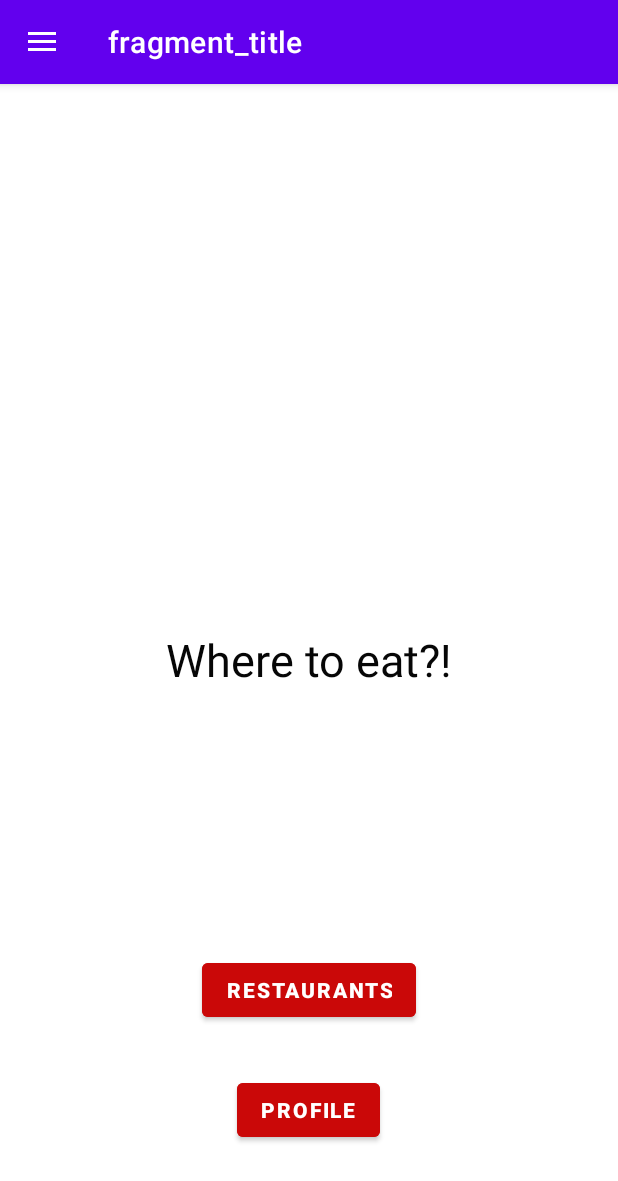
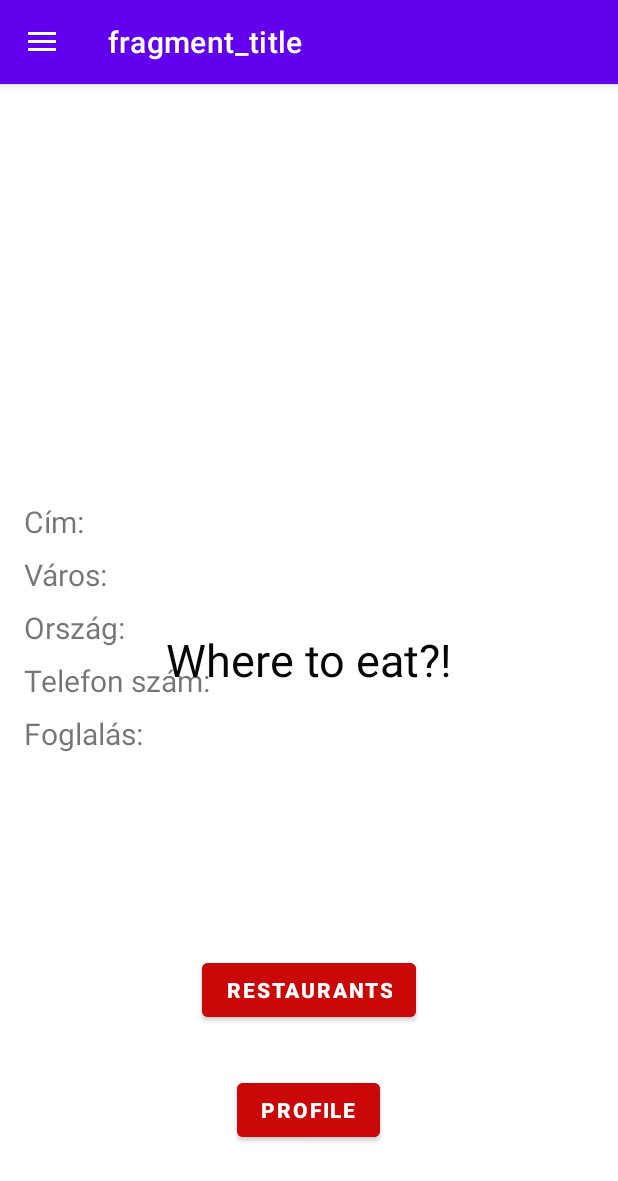
Before and after one commit to benedek1239/Android, an Android app: the fragment DetailFragment placed in its activity, on a phone screen of 412 x 824 dp. Shown: the top 1181 px of the screen. Run offline under Robolectric (Android 15) with nearby library versions, the phone set to English and light mode, and no system bars; our stand-ins replace data binding, navigation-ui; pictures from the network do not load; 1 statement that could not run was skipped.

Commit message:
restaurant detail design updated

```diff
--- a/Project/app/src/main/res/layout/restaurant_detail.xml
+++ b/Project/app/src/main/res/layout/restaurant_detail.xml
@@ -22,9 +22,9 @@
             android:padding="16dp">
 
             <ImageView
-                android:id="@+id/main_photo_image"
+                android:id="@+id/restaurant_detail_image"
                 android:layout_width="0dp"
-                android:layout_height="266dp"
+                android:layout_height="200dp"
                 android:scaleType="centerCrop"
                 app:imageUrl="@{viewModel.selectedProperty.imageUrl}"
                 app:layout_constraintEnd_toEndOf="parent"
@@ -32,28 +32,123 @@
                 app:layout_constraintTop_toTopOf="parent" />
 
             <TextView
-                android:id="@+id/property_type_text"
+                android:id="@+id/restaurant_detail_name"
                 android:layout_width="wrap_content"
                 android:layout_height="wrap_content"
                 android:layout_marginTop="16dp"
                 android:text="@{viewModel.selectedProperty.name}"
-                android:textColor="#de000000"
-                android:textSize="39sp"
+                android:textSize="28sp"
+                android:textColor="#ebca0707"
                 app:layout_constraintStart_toStartOf="parent"
-                app:layout_constraintTop_toBottomOf="@+id/main_photo_image"
+                app:layout_constraintTop_toBottomOf="@+id/restaurant_detail_image"
                 tools:text="Restaurant name" />
 
             <TextView
-                android:id="@+id/price_value_text"
+                android:id="@+id/restaurant_detail_address_title"
                 android:layout_width="wrap_content"
                 android:layout_height="wrap_content"
+                android:text="Cím: "
+                android:textSize="20sp"
                 android:layout_marginTop="8dp"
+                app:layout_constraintStart_toStartOf="parent"
+                app:layout_constraintTop_toBottomOf="@+id/restaurant_detail_name" />
+
+            <TextView
+                android:id="@+id/restaurant_detail_address"
+                android:layout_width="wrap_content"
+                android:layout_height="wrap_content"
                 android:text="@{viewModel.selectedProperty.address}"
-                android:textColor="#de000000"
+                android:layout_marginTop="8dp"
                 android:textSize="20sp"
+                app:layout_constraintStart_toEndOf="@+id/restaurant_detail_address_title"
+                app:layout_constraintTop_toBottomOf="@+id/restaurant_detail_name"
+                tools:text="Address" />
+
+            <TextView
+                android:id="@+id/restaurant_detail_city_title"
+                android:layout_width="wrap_content"
+                android:layout_height="wrap_content"
+                android:text="Város: "
+                android:textSize="20sp"
+                android:layout_marginTop="8dp"
                 app:layout_constraintStart_toStartOf="parent"
-                app:layout_constraintTop_toBottomOf="@+id/property_type_text"
-                tools:text="Adress" />
+                app:layout_constraintTop_toBottomOf="@+id/restaurant_detail_address"/>
+
+            <TextView
+                android:id="@+id/restaurant_detail_city"
+                android:layout_width="wrap_content"
+                android:layout_height="wrap_content"
+                android:text="@{viewModel.selectedProperty.city}"
+                android:layout_marginTop="8dp"
+                android:textSize="20sp"
+                app:layout_constraintStart_toEndOf="@+id/restaurant_detail_city_title"
+                app:layout_constraintTop_toBottomOf="@+id/restaurant_detail_address"
+                tools:text="City: " />
+
+            <TextView
+                android:id="@+id/restaurant_detail_country_title"
+                android:layout_width="wrap_content"
+                android:layout_height="wrap_content"
+                android:text="Ország: "
+                android:textSize="20sp"
+                android:layout_marginTop="8dp"
+                app:layout_constraintStart_toStartOf="parent"
+                app:layout_constraintTop_toBottomOf="@+id/restaurant_detail_city"/>
+
+            <TextView
+                android:id="@+id/restaurant_detail_country"
+                android:layout_width="wrap_content"
+                android:layout_height="wrap_content"
+                android:text="@{viewModel.selectedProperty.country}"
+                android:layout_marginTop="8dp"
+                android:textSize="20sp"
+                app:layout_constraintStart_toEndOf="@+id/restaurant_detail_country_title"
+                app:layout_constraintTop_toBottomOf="@+id/restaurant_detail_city"
+                tools:text="Country" />
+
+            <TextView
+                android:id="@+id/restaurant_detail_phone_title"
+                android:layout_width="wrap_content"
+                android:layout_height="wrap_content"
+                android:text="Telefon szám: "
+                android:textSize="20sp"
+                android:layout_marginTop="8dp"
+                app:layout_constraintStart_toStartOf="parent"
+                app:layout_constraintTop_toBottomOf="@+id/restaurant_detail_country"/>
+
+            <TextView
+                android:id="@+id/restaurant_detail_phone"
+                android:layout_width="wrap_content"
+                android:layout_height="wrap_content"
+                android:text="@{viewModel.selectedProperty.phone}"
+                android:layout_marginTop="8dp"
+                android:textSize="20sp"
+                app:layout_constraintStart_toEndOf="@+id/restaurant_detail_phone_title"
+                app:layout_constraintTop_toBottomOf="@+id/restaurant_detail_country"
+                tools:text="Phone" />
+
+            <TextView
+                android:id="@+id/restaurant_detail_price_title"
+                android:layout_width="wrap_content"
+                android:layout_height="wrap_content"
+                android:text="Foglalás: "
+                android:textSize="20sp"
+                android:layout_marginTop="8dp"
+                app:layout_constraintStart_toStartOf="parent"
+                app:layout_constraintTop_toBottomOf="@+id/restaurant_detail_phone"/>
+
+            <TextView
+                android:id="@+id/restaurant_detail_price"
+                android:layout_width="wrap_content"
+                android:layout_height="wrap_content"
+                android:text="@{viewModel.selectedProperty.reserve_url}"
+                android:layout_marginTop="8dp"
+                android:textSize="20sp"
+                app:layout_constraintStart_toEndOf="@+id/restaurant_detail_price_title"
+                app:layout_constraintTop_toBottomOf="@+id/restaurant_detail_phone"
+                tools:text="Reserve" />
+
+
 
         </androidx.constraintlayout.widget.ConstraintLayout>
     </ScrollView>
```
